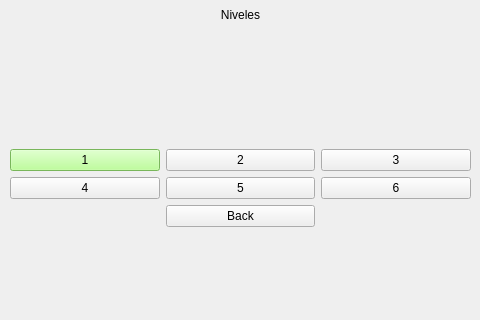
First picture: the form in Aplicacion.ui, repository PauCastano/PuertasLogicas, before the edit; both pictures show x 0 to 480 and y 134 to 454 of the 480 by 640 pixel window.
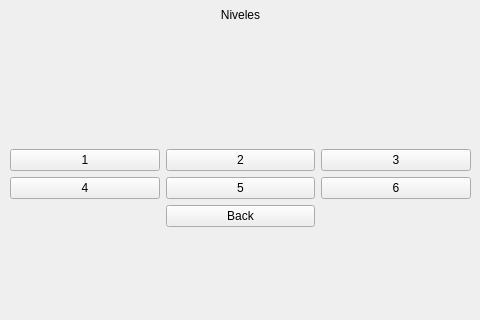
Second picture: the form after the edit. The open tabs and pages were chosen to show the change. Icons and pictures are not drawn.

Commit message: Video colisiones rectangulos

The edit to the form file:
```diff
--- a/Aplicacion.ui
+++ b/Aplicacion.ui
@@ -10,9 +10,15 @@
     <height>640</height>
    </rect>
   </property>
+  <property name="minimumSize">
+   <size>
+    <width>480</width>
+    <height>640</height>
+   </size>
+  </property>
   <property name="maximumSize">
    <size>
-    <width>500</width>
+    <width>480</width>
     <height>640</height>
    </size>
   </property>
@@ -157,7 +163,7 @@
          <item row="1" column="0">
           <widget class="QPushButton" name="pushButton_8">
            <property name="styleSheet">
-            <string notr="true">background-color: rgb(170, 255, 127);</string>
+            <string notr="true"/>
            </property>
            <property name="text">
             <string>1</string>
@@ -168,6 +174,24 @@
        </item>
       </layout>
      </widget>
+     <widget class="QLabel" name="label_5">
+      <property name="geometry">
+       <rect>
+        <x>0</x>
+        <y>-30</y>
+        <width>480</width>
+        <height>640</height>
+       </rect>
+      </property>
+      <property name="styleSheet">
+       <string notr="true">background-image: url(:/fondo/FONDO.jpg);</string>
+      </property>
+      <property name="text">
+       <string/>
+      </property>
+     </widget>
+     <zorder>label_5</zorder>
+     <zorder>verticalLayoutWidget_2</zorder>
     </widget>
     <widget class="QWidget" name="page_2">
      <widget class="QWidget" name="verticalLayoutWidget">
```
Left out of the diff: 31 changed lines with no effect on the pictures. The commit also changes 2 other files.
